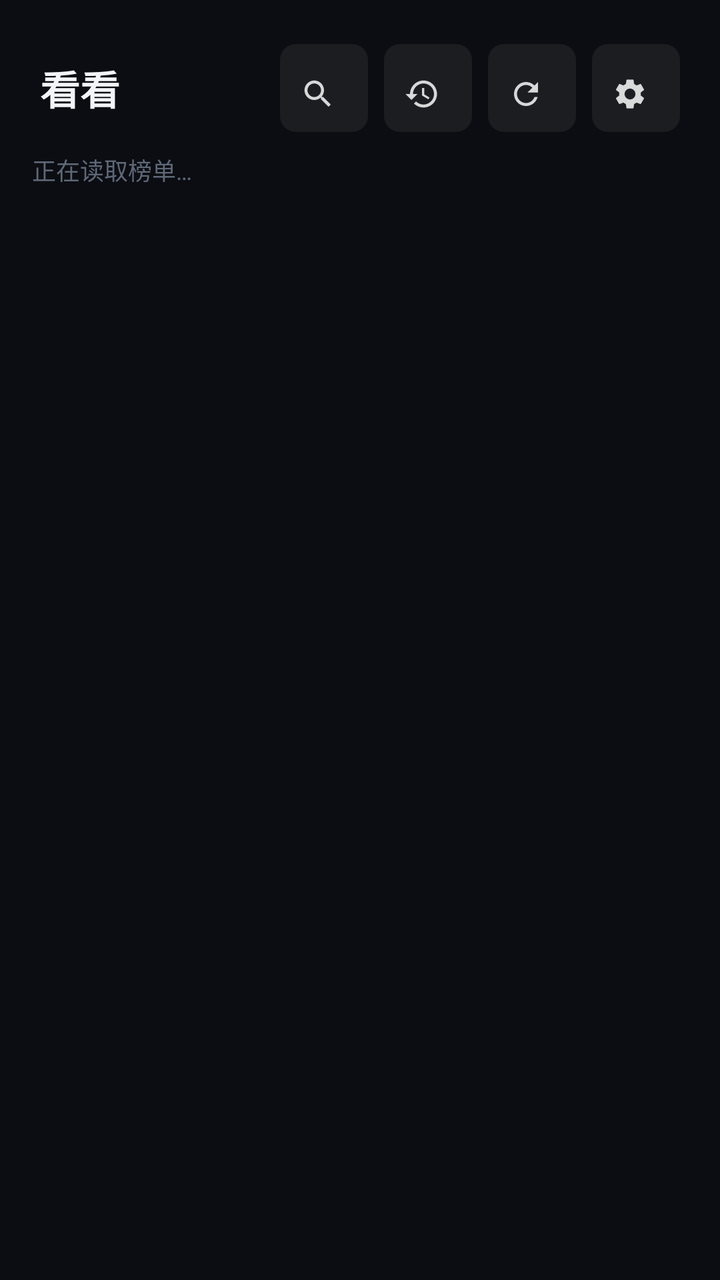
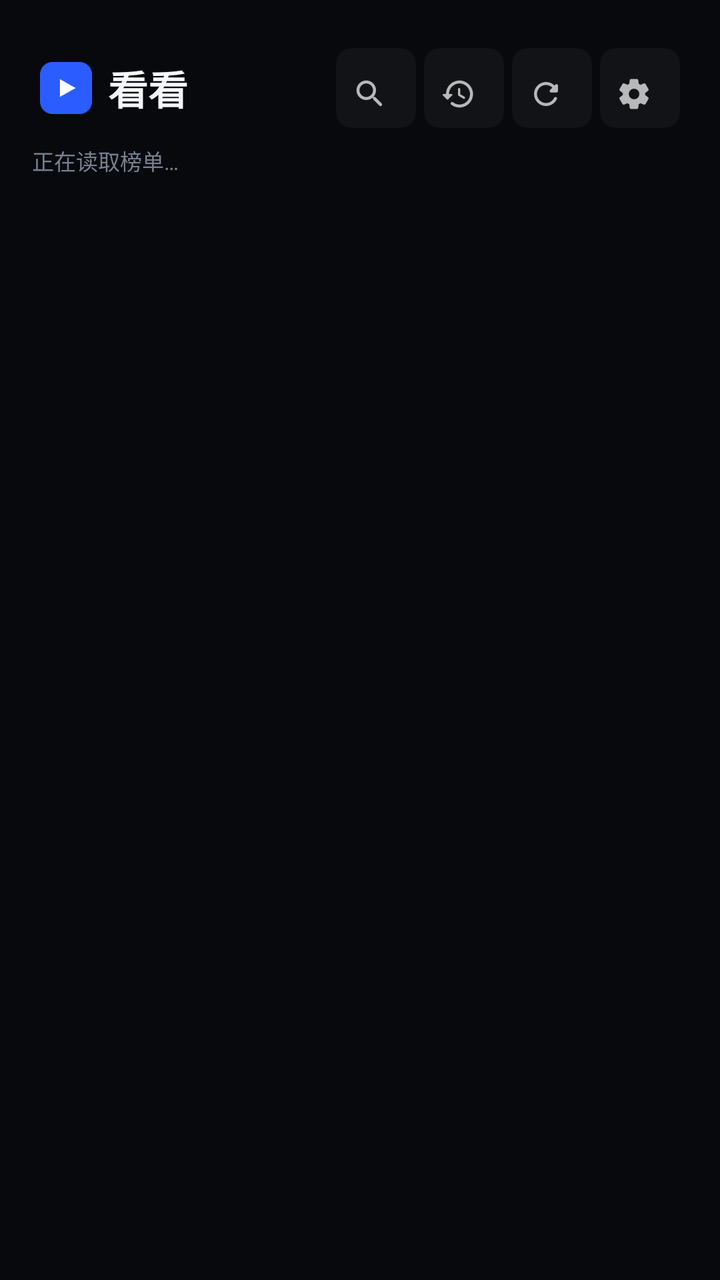

Screens rendered from an Android XML layout before and after an edit, with the pre-edit source and the edit as a unified diff.
<!-- AndroidManifest.xml: application theme AppTheme -->
<!-- res/layout/activity_home.xml -->
<?xml version="1.0" encoding="utf-8"?>
<RelativeLayout xmlns:android="http://schemas.android.com/apk/res/android"
    android:layout_width="match_parent"
    android:layout_height="match_parent"
    android:background="@color/bg">

    
    <LinearLayout
        android:id="@+id/topbar"
        android:layout_width="match_parent"
        android:layout_height="wrap_content"
        android:orientation="horizontal"
        android:gravity="center_vertical"
        android:paddingLeft="@dimen/topbar_pad_h"
        android:paddingRight="@dimen/topbar_pad_h"
        android:paddingTop="22dp"
        android:paddingBottom="4dp">

        <TextView
            android:layout_width="wrap_content"
            android:layout_height="wrap_content"
            android:text="@string/app_name"
            android:textColor="@color/text_primary"
            android:textSize="@dimen/app_title_size"
            android:textStyle="bold"
            android:layout_marginRight="28dp" />

        
        <HorizontalScrollView
            android:layout_width="0dp"
            android:layout_height="wrap_content"
            android:layout_weight="1"
            android:scrollbars="none"
            android:fillViewport="true">

            <LinearLayout
                android:id="@+id/tabs"
                android:layout_width="wrap_content"
                android:layout_height="wrap_content"
                android:orientation="horizontal" />
        </HorizontalScrollView>

        
        <ImageView
            android:id="@+id/btn_search"
            style="@style/IconButton"
            android:src="@drawable/ic_ui_search"
            android:contentDescription="@string/search" />

        <ImageView
            android:id="@+id/btn_history"
            style="@style/IconButton"
            android:src="@drawable/ic_ui_history"
            android:contentDescription="@string/history"
            android:nextFocusDown="@id/grid" />

        <ImageView
            android:id="@+id/btn_refresh"
            style="@style/IconButton"
            android:src="@drawable/ic_ui_refresh"
            android:contentDescription="@string/refresh"
            android:nextFocusDown="@id/grid" />

        <ImageView
            android:id="@+id/btn_settings"
            style="@style/IconButton"
            android:src="@drawable/ic_ui_settings"
            android:contentDescription="@string/settings"
            android:nextFocusDown="@id/grid" />
    </LinearLayout>

    
    <TextView
        android:id="@+id/status"
        android:layout_width="match_parent"
        android:layout_height="wrap_content"
        android:layout_below="@id/topbar"
        android:paddingLeft="@dimen/content_pad_h"
        android:paddingTop="6dp"
        android:paddingBottom="10dp"
        android:text="@string/loading"
        android:textColor="@color/text_dim"
        android:textSize="12sp" />

    
    <LinearLayout
        android:id="@+id/history_block"
        android:layout_width="match_parent"
        android:layout_height="wrap_content"
        android:layout_below="@id/status"
        android:orientation="vertical"
        android:paddingTop="2dp"
        android:paddingBottom="6dp"
        android:visibility="gone">

        <TextView
            android:id="@+id/history_title"
            android:layout_width="wrap_content"
            android:layout_height="wrap_content"
            android:paddingLeft="@dimen/content_pad_h"
            android:paddingBottom="8dp"
            android:text="继续观看"
            android:textColor="@color/text_primary"
            android:textSize="15sp"
            android:textStyle="bold" />

        <HorizontalScrollView
            android:layout_width="match_parent"
            android:layout_height="wrap_content"
            android:paddingLeft="@dimen/content_pad_h"
            android:paddingRight="@dimen/content_pad_h"
            android:clipToPadding="false"
            android:scrollbars="none">

            <LinearLayout
                android:id="@+id/history_row"
                android:layout_width="wrap_content"
                android:layout_height="wrap_content"
                android:orientation="horizontal" />
        </HorizontalScrollView>
    </LinearLayout>

    <GridView
        android:id="@+id/grid"
        android:layout_width="match_parent"
        android:layout_height="match_parent"
        android:layout_below="@id/history_block"
        android:layout_alignParentBottom="true"
        android:numColumns="6"
        android:horizontalSpacing="14dp"
        android:verticalSpacing="20dp"
        android:paddingLeft="@dimen/content_pad_h"
        android:paddingRight="@dimen/content_pad_h"
        android:paddingTop="8dp"
        android:paddingBottom="32dp"
        android:clipChildren="false"
        android:clipToPadding="false"
        android:listSelector="@android:color/transparent"
        android:scrollbars="none"
        android:nextFocusUp="@id/tabs" />

    
    <TextView
        android:id="@+id/empty"
        android:layout_width="wrap_content"
        android:layout_height="wrap_content"
        android:layout_centerInParent="true"
        android:text="@string/empty"
        android:textColor="@color/text_secondary"
        android:textSize="15sp"
        android:visibility="gone" />
</RelativeLayout>
<!-- resources referenced by this layout -->
<resources>
  <color name="bg">#FF0B0D12</color>
  <color name="text_dim">#FF5F6878</color>
  <color name="text_primary">#FFF2F4F8</color>
  <color name="text_secondary">#FF9AA3B2</color>
  <dimen name="app_title_size">20sp</dimen>
  <dimen name="content_pad_h">16dp</dimen>
  <dimen name="topbar_pad_h">20dp</dimen>
  <!-- drawable ic_ui_history: png bitmap (drawable-hdpi, 741 bytes) -->
  <!-- drawable ic_ui_refresh: png bitmap (drawable-hdpi, 644 bytes) -->
  <!-- drawable ic_ui_search: png bitmap (drawable-hdpi, 609 bytes) -->
  <!-- drawable ic_ui_settings: png bitmap (drawable-hdpi, 726 bytes) -->
  <string name="app_name">看看</string>
  <string name="empty">暂无数据，按「更新」重试</string>
  <string name="history">观看记录</string>
  <string name="loading">正在读取榜单…</string>
  <string name="refresh">更新</string>
  <string name="search">搜索</string>
  <string name="settings">设置</string>
  <style name="IconButton">
          <item name="android:layout_width">44dp</item>
          <item name="android:layout_height">44dp</item>
          <item name="android:padding">10dp</item>
          <item name="android:background">@drawable/bg_tab</item>
          <item name="android:scaleType">fitCenter</item>
          <item name="android:alpha">0.85</item>
          <item name="android:focusable">true</item>
          <item name="android:layout_marginLeft">8dp</item>
      </style>
  <!-- drawable bg_tab (drawable) -->
  <?xml version="1.0" encoding="utf-8"?>
  <selector xmlns:android="http://schemas.android.com/apk/res/android">
      <item android:state_focused="true">
          <shape android:shape="rectangle">
              <solid android:color="#33FF4D6A" />
              <corners android:radius="8dp" />
              <stroke android:width="2dp" android:color="@color/accent" />
          </shape>
      </item>
      <item android:state_selected="true">
          <shape android:shape="rectangle">
              <solid android:color="#E6FF4D6A" />
              <corners android:radius="8dp" />
          </shape>
      </item>
      <item>
          <shape android:shape="rectangle">
              <solid android:color="#14FFFFFF" />
              <corners android:radius="8dp" />
          </shape>
      </item>
  </selector>
  <color name="accent">#FFFF4D6A</color>
  <!-- unchanged entries left out for length: 1 -->
</resources>

<!-- the commit's change to res/layout/activity_home.xml (unified diff, before → after) -->
@@ -1,8 +1,7 @@
 <?xml version="1.0" encoding="utf-8"?>
 <RelativeLayout xmlns:android="http://schemas.android.com/apk/res/android"
     android:layout_width="match_parent"
-    android:layout_height="match_parent"
-    android:background="@color/bg">
+    android:layout_height="match_parent">
 
     
     <LinearLayout
@@ -13,8 +12,16 @@
         android:gravity="center_vertical"
         android:paddingLeft="@dimen/topbar_pad_h"
         android:paddingRight="@dimen/topbar_pad_h"
-        android:paddingTop="22dp"
-        android:paddingBottom="4dp">
+        android:paddingTop="@dimen/space_xl"
+        android:paddingBottom="@dimen/space_xs">
+
+        
+        <ImageView
+            android:layout_width="26dp"
+            android:layout_height="26dp"
+            android:src="@drawable/ic_brand_mark"
+            android:layout_marginRight="@dimen/space_sm"
+            android:contentDescription="@null" />
 
         <TextView
             android:layout_width="wrap_content"
@@ -23,7 +30,7 @@
             android:textColor="@color/text_primary"
             android:textSize="@dimen/app_title_size"
             android:textStyle="bold"
-            android:layout_marginRight="28dp" />
+            android:layout_marginRight="@dimen/space_xl" />
 
         
         <HorizontalScrollView
@@ -72,15 +79,14 @@
     
     <TextView
         android:id="@+id/status"
+        style="@style/Text.Micro"
         android:layout_width="match_parent"
         android:layout_height="wrap_content"
         android:layout_below="@id/topbar"
         android:paddingLeft="@dimen/content_pad_h"
-        android:paddingTop="6dp"
-        android:paddingBottom="10dp"
-        android:text="@string/loading"
-        android:textColor="@color/text_dim"
-        android:textSize="12sp" />
+        android:paddingTop="@dimen/space_xs"
+        android:paddingBottom="@dimen/space_md"
+        android:text="@string/loading" />
 
     
     <LinearLayout
@@ -89,20 +95,44 @@
         android:layout_height="wrap_content"
         android:layout_below="@id/status"
         android:orientation="vertical"
-        android:paddingTop="2dp"
-        android:paddingBottom="6dp"
+        android:paddingBottom="@dimen/space_md"
         android:visibility="gone">
 
-        <TextView
-            android:id="@+id/history_title"
-            android:layout_width="wrap_content"
+        <LinearLayout
+            android:layout_width="match_parent"
             android:layout_height="wrap_content"
+            android:orientation="horizontal"
+            android:gravity="center_vertical"
             android:paddingLeft="@dimen/content_pad_h"
-            android:paddingBottom="8dp"
-            android:text="继续观看"
-            android:textColor="@color/text_primary"
-            android:textSize="15sp"
-            android:textStyle="bold" />
+            android:paddingRight="@dimen/content_pad_h"
+            android:paddingBottom="@dimen/space_sm">
+
+            <TextView
+                android:id="@+id/history_title"
+                style="@style/Text.Body"
+                android:layout_width="wrap_content"
+                android:layout_height="wrap_content"
+                android:text="@string/continue_watching"
+                android:textStyle="bold" />
+
+            <TextView
+                android:id="@+id/history_count"
+                style="@style/Text.Micro"
+                android:layout_width="0dp"
+                android:layout_height="wrap_content"
+                android:layout_weight="1"
+                android:layout_marginLeft="@dimen/space_sm" />
+
+            <TextView
+                android:id="@+id/btn_all_history"
+                style="@style/Text.Caption"
+                android:layout_width="wrap_content"
+                android:layout_height="wrap_content"
+                android:paddingLeft="@dimen/space_md"
+                android:paddingTop="@dimen/space_xs"
+                android:paddingBottom="@dimen/space_xs"
+                android:text="@string/see_all" />
+        </LinearLayout>
 
         <HorizontalScrollView
             android:layout_width="match_parent"
@@ -126,13 +156,13 @@
         android:layout_height="match_parent"
         android:layout_below="@id/history_block"
         android:layout_alignParentBottom="true"
-        android:numColumns="6"
-        android:horizontalSpacing="14dp"
-        android:verticalSpacing="20dp"
+        android:numColumns="@integer/grid_cols"
+        android:horizontalSpacing="@dimen/card_gap_h"
+        android:verticalSpacing="@dimen/card_gap_v"
         android:paddingLeft="@dimen/content_pad_h"
         android:paddingRight="@dimen/content_pad_h"
-        android:paddingTop="8dp"
-        android:paddingBottom="32dp"
+        android:paddingTop="@dimen/space_sm"
+        android:paddingBottom="@dimen/space_xxl"
         android:clipChildren="false"
         android:clipToPadding="false"
         android:listSelector="@android:color/transparent"
@@ -140,13 +170,27 @@
         android:nextFocusUp="@id/tabs" />
 
     
-    <TextView
+    <LinearLayout
         android:id="@+id/empty"
         android:layout_width="wrap_content"
         android:layout_height="wrap_content"
         android:layout_centerInParent="true"
-        android:text="@string/empty"
-        android:textColor="@color/text_secondary"
-        android:textSize="15sp"
-        android:visibility="gone" />
+        android:orientation="vertical"
+        android:gravity="center"
+        android:visibility="gone">
+
+        <TextView
+            style="@style/Text.Body"
+            android:layout_width="wrap_content"
+            android:layout_height="wrap_content"
+            android:text="@string/empty_title"
+            android:textStyle="bold" />
+
+        <TextView
+            style="@style/Text.Caption"
+            android:layout_width="wrap_content"
+            android:layout_height="wrap_content"
+            android:layout_marginTop="@dimen/space_sm"
+            android:text="@string/empty" />
+    </LinearLayout>
 </RelativeLayout>
<!-- resource entries referenced after the edit -->
@@ -1,57 +1,92 @@
 <!-- resources referenced by this layout -->
 <resources>
-  <color name="bg">#FF0B0D12</color>
-  <color name="text_dim">#FF5F6878</color>
-  <color name="text_primary">#FFF2F4F8</color>
-  <color name="text_secondary">#FF9AA3B2</color>
+  <color name="bg">#FF08090D</color>
+  <dimen name="radius_md">8dp</dimen>
+  <dimen name="focus_stroke">2dp</dimen>
+  <color name="focus">#FF5B82FF</color>
+  <color name="text_primary">#FFF5F7FA</color>
+  <color name="text_secondary">#FF9BA4B4</color>
+  <dimen name="text_caption">13sp</dimen>
+  <color name="text_tertiary">#FF76808F</color>
+  <dimen name="text_micro">11sp</dimen>
   <dimen name="app_title_size">20sp</dimen>
+  <dimen name="card_gap_h">10dp</dimen>
+  <dimen name="card_gap_v">16dp</dimen>
   <dimen name="content_pad_h">16dp</dimen>
+  <dimen name="space_md">12dp</dimen>
+  <dimen name="space_sm">8dp</dimen>
+  <dimen name="space_xl">24dp</dimen>
+  <dimen name="space_xs">4dp</dimen>
+  <dimen name="space_xxl">32dp</dimen>
   <dimen name="topbar_pad_h">20dp</dimen>
-  <!-- drawable ic_ui_history: png bitmap (drawable-hdpi, 741 bytes) -->
-  <!-- drawable ic_ui_refresh: png bitmap (drawable-hdpi, 644 bytes) -->
-  <!-- drawable ic_ui_search: png bitmap (drawable-hdpi, 609 bytes) -->
-  <!-- drawable ic_ui_settings: png bitmap (drawable-hdpi, 726 bytes) -->
+  <!-- drawable ic_brand_mark: png bitmap (drawable-hdpi, 1071 bytes) -->
+  <!-- drawable ic_ui_history: png bitmap (drawable-hdpi, 779 bytes) -->
+  <!-- drawable ic_ui_refresh: png bitmap (drawable-hdpi, 666 bytes) -->
+  <!-- drawable ic_ui_search: png bitmap (drawable-hdpi, 616 bytes) -->
+  <!-- drawable ic_ui_settings: png bitmap (drawable-hdpi, 719 bytes) -->
+  <integer name="grid_cols">3</integer>
   <string name="app_name">看看</string>
+  <string name="continue_watching">继续观看</string>
   <string name="empty">暂无数据，按「更新」重试</string>
+  <string name="empty_title">还没有榜单数据</string>
   <string name="history">观看记录</string>
   <string name="loading">正在读取榜单…</string>
   <string name="refresh">更新</string>
   <string name="search">搜索</string>
+  <string name="see_all">全部 ›</string>
   <string name="settings">设置</string>
   <style name="IconButton">
-          <item name="android:layout_width">44dp</item>
-          <item name="android:layout_height">44dp</item>
-          <item name="android:padding">10dp</item>
-          <item name="android:background">@drawable/bg_tab</item>
+          <item name="android:layout_width">@dimen/icon_btn_size</item>
+          <item name="android:layout_height">@dimen/icon_btn_size</item>
+          <item name="android:padding">@dimen/space_sm</item>
+          <item name="android:background">@drawable/bg_icon</item>
           <item name="android:scaleType">fitCenter</item>
-          <item name="android:alpha">0.85</item>
+          <item name="android:alpha">0.72</item>
           <item name="android:focusable">true</item>
-          <item name="android:layout_marginLeft">8dp</item>
+          <item name="android:layout_marginLeft">@dimen/space_xs</item>
       </style>
-  <!-- drawable bg_tab (drawable) -->
+  <style name="Text.Body">
+          <item name="android:textColor">@color/text_primary</item>
+          <item name="android:textSize">@dimen/text_body</item>
+          <item name="android:singleLine">true</item>
+          <item name="android:ellipsize">end</item>
+      </style>
+  <style name="Text.Caption">
+          <item name="android:textColor">@color/text_secondary</item>
+          <item name="android:textSize">@dimen/text_caption</item>
+          <item name="android:singleLine">true</item>
+          <item name="android:ellipsize">end</item>
+      </style>
+  <style name="Text.Micro">
+          <item name="android:textColor">@color/text_tertiary</item>
+          <item name="android:textSize">@dimen/text_micro</item>
+          <item name="android:singleLine">true</item>
+      </style>
+  <dimen name="icon_btn_size">40dp</dimen>
+  <!-- drawable bg_icon (drawable) -->
   <?xml version="1.0" encoding="utf-8"?>
   <selector xmlns:android="http://schemas.android.com/apk/res/android">
       <item android:state_focused="true">
           <shape android:shape="rectangle">
-              <solid android:color="#33FF4D6A" />
-              <corners android:radius="8dp" />
-              <stroke android:width="2dp" android:color="@color/accent" />
+              <solid android:color="#1FFFFFFF" />
+              <corners android:radius="@dimen/radius_md" />
+              <stroke android:width="@dimen/focus_stroke" android:color="@color/focus" />
           </shape>
       </item>
-      <item android:state_selected="true">
+      <item android:state_pressed="true">
           <shape android:shape="rectangle">
-              <solid android:color="#E6FF4D6A" />
-              <corners android:radius="8dp" />
+              <solid android:color="#33FFFFFF" />
+              <corners android:radius="@dimen/radius_md" />
           </shape>
       </item>
       <item>
           <shape android:shape="rectangle">
-              <solid android:color="#14FFFFFF" />
-              <corners android:radius="8dp" />
+              <solid android:color="#0FFFFFFF" />
+              <corners android:radius="@dimen/radius_md" />
           </shape>
       </item>
   </selector>
-  <color name="accent">#FFFF4D6A</color>
+  <dimen name="text_body">15sp</dimen>
   <!-- unchanged entries left out for length: 1 -->
 </resources>
 
